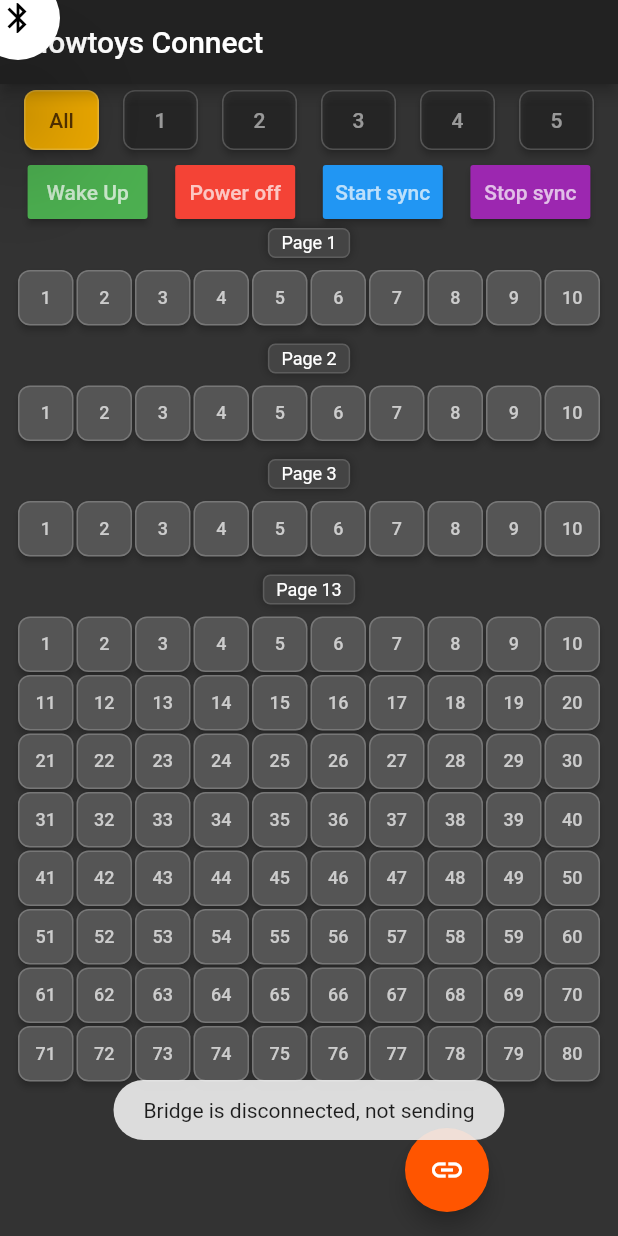
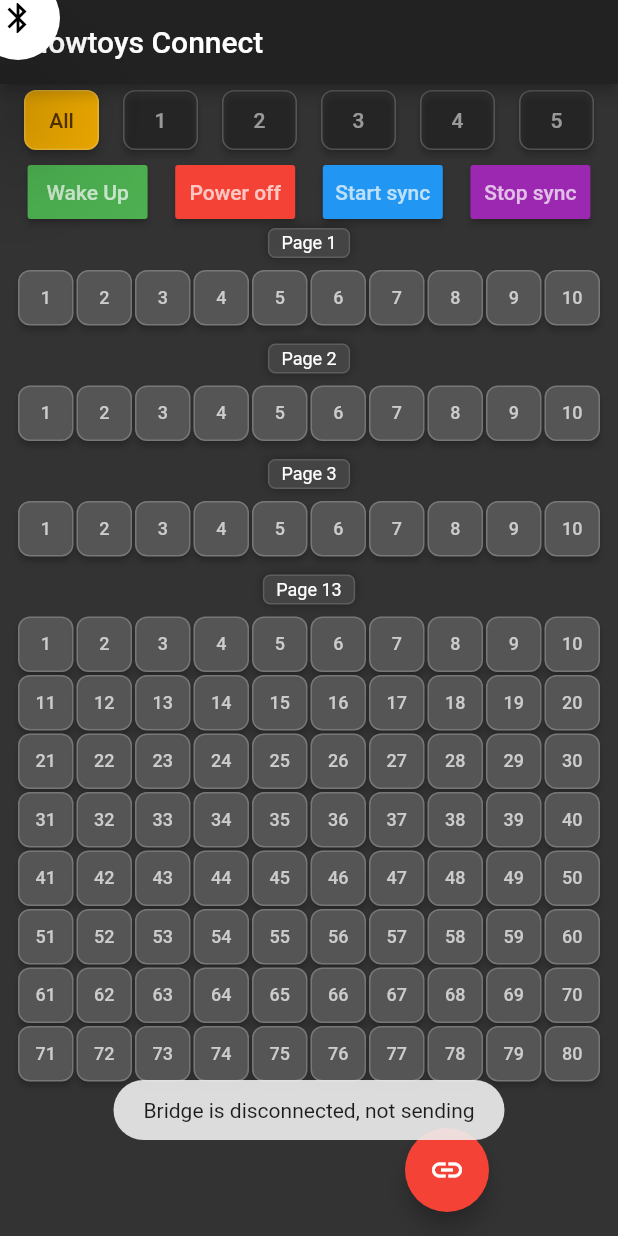
Before and after one commit to benkuper/FlowtoysConnect, a Flutter app: the screen it shows after launch, after a tap on "Wake Up", on a phone screen of 412 x 824 dp. Run offline on Flutter 3.47's test engine with Material 2 defaults, Android fonts, the phone set to English and light mode, and no system bars; drawn by our look-alikes of flutter_speed_dial; our stand-ins replace flutter_blue, fluttertoast, multicast_dns, shared_preferences, validators; missing offline and left inert: osc; statements that could not run were skipped.

Commit message:
UI update

```diff
--- a/lib/blemanager.dart
+++ b/lib/blemanager.dart
@@ -66,10 +66,8 @@ class BLEManager {
 
     sleep(Duration(milliseconds: 100));
 
-    print("Start check here");
     bridge = null;
 
-    isConnecting = true;
     isConnected = false;
     changeStream.add(null);
 
@@ -103,12 +101,12 @@ class BLEManager {
         Fluttertoast.showToast(msg: "Bluetooth is not activated.");
         return;
       }
-      print("Scanning BLE devices...");
+      Fluttertoast.showToast(msg: "Scanning devices...");
 
       bridge = null;
       isConnected = false;
+      isConnecting = true;
       isReadyToSend = false;
-      isConnecting = true;
       changeStream.add(null);
 
       flutterBlue
@@ -132,16 +130,21 @@ class BLEManager {
   }
 
   void connectToBridge() async {
+
     if (bridge == null) {
       //print("Bridge not found");
       Fluttertoast.showToast(msg: "No FlowConnect bridge found.");
+      isConnected = false;
       isConnecting = false;
-      isConnected = false;
       changeStream.add(null);
       return;
     }
 
     print("Connect to bridge : " + bridge?.name);
+    Fluttertoast.showToast(
+          msg:
+              ("Connecting to bridge..."));
+
 
     var stateSubscription = bridge.state.listen((state) {
       // do something with scan result
@@ -149,7 +152,7 @@ class BLEManager {
 
       bool newConnected = state == BluetoothDeviceState.connected;
       isConnected = newConnected;
-      isConnecting = false;
+      if(isConnected) isConnecting = false;
       changeStream.add(null);
 
       if(isConnected || newConnected)
@@ -165,7 +168,8 @@ class BLEManager {
       }
     });
 
-    print("Connecting to bridge...");
+
+
     try {
       await bridge.connect();
     } on PlatformException catch (error) {
@@ -207,12 +211,12 @@ class BLEManager {
 
   void sendString(String message) async {
 
-    if (bridge == null) {
+    if (bridge == null || !isConnected) {
       Fluttertoast.showToast(msg: "Bridge is disconnected, not sending");
       return;
     }
 
-    if (txChar == null) {
+    if (txChar == null || !isReadyToSend) {
       Fluttertoast.showToast(
           msg: "Bridge is broken (tx characteristic not found), not sending");
       return;
@@ -277,7 +281,7 @@ class _BLEConnectIconState extends State<BLEConnectIcon> {
   _BLEConnectIconState(BLEManager _manager) : manager = _manager {
     connect();
     subscription = manager.changeStream.stream.listen((data) {
-      print("connection changed here");
+      print("connection changed here, connected ? "+widget.manager.isConnected.toString()+", connecting ? "+widget.manager.isConnecting.toString());
       setState(() {});
     });
   }
@@ -308,9 +312,9 @@ class _BLEConnectIconState extends State<BLEConnectIcon> {
         child: FloatingActionButton(
           onPressed: connect,
           child: Icon(Icons.link),
-          backgroundColor: Color(widget.manager.isConnected
-              ? (widget.manager.isReadyToSend ? 0xff11aa33 : 0xffeeaa22)
-              : (widget.manager.isConnecting ? 0xff2288ff : 0xffff5500)),
+          backgroundColor: widget.manager.isConnected
+              ? (widget.manager.isReadyToSend ? Colors.green : Colors.orange)
+              : (widget.manager.isConnecting ? Colors.blue : Colors.red),
         ));
   }
 }
--- a/pubspec.yaml
+++ b/pubspec.yaml
@@ -35,7 +35,6 @@ dependencies:
 dev_dependencies:
   flutter_test:
     sdk: flutter
-
 
 # For information on the generic Dart part of this file, see the
 # following page: https://dart.dev/tools/pub/pubspec
```
